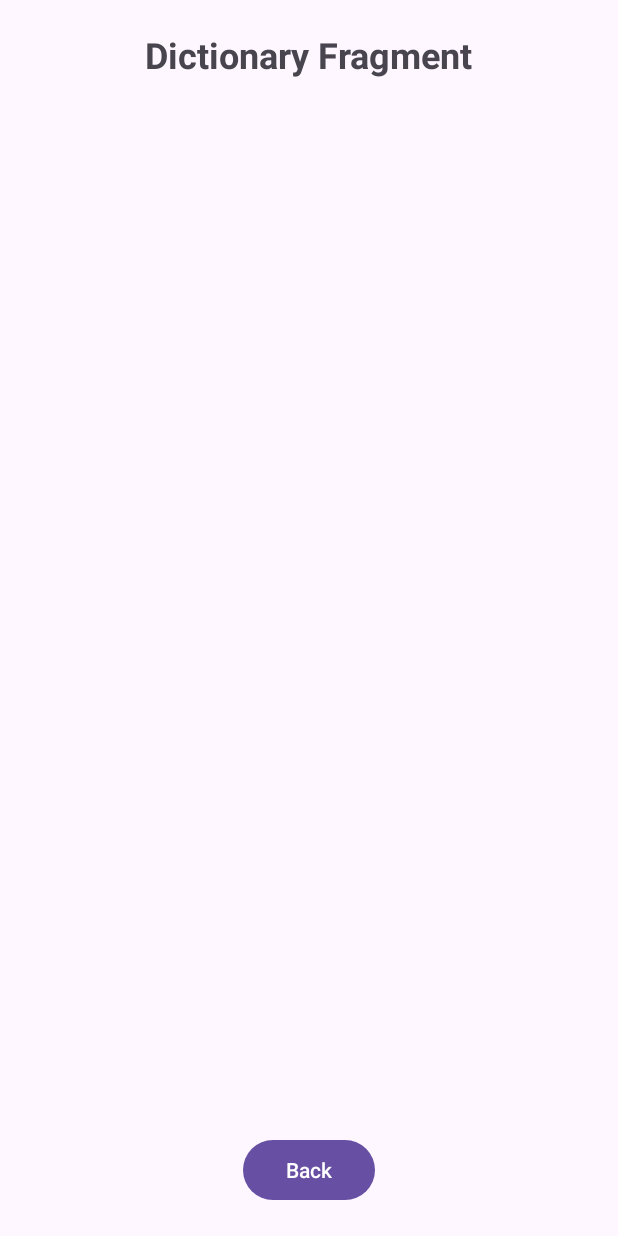
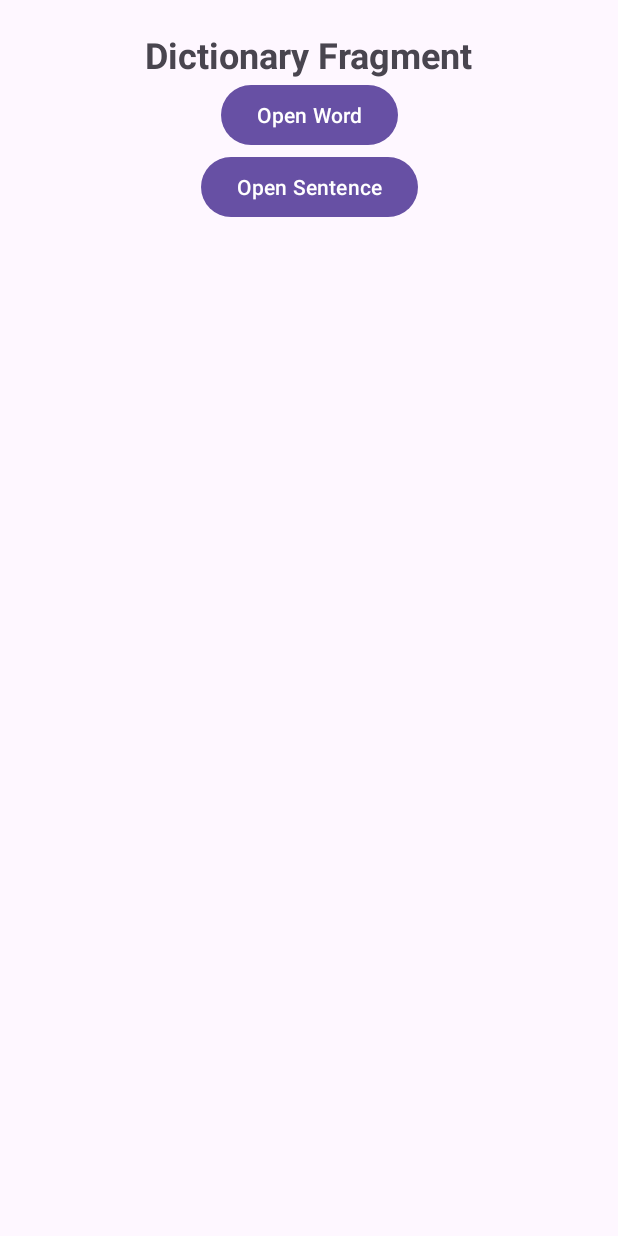
Before and after one commit to Isyara-App/MobileDevelopment, an Android app: the DictionaryFragment screen opened through its navigation route, on a phone screen of 412 x 824 dp. Run offline under Robolectric (Android 15) with nearby library versions, the phone set to English and light mode, and no system bars.

Commit message:
feat(dictionary): implement sentence search feature

```diff
--- a/app/src/main/java/com/example/isyara/di/Injection.kt
+++ b/app/src/main/java/com/example/isyara/di/Injection.kt
@@ -3,6 +3,7 @@ package com.example.isyara.di
 import android.content.Context
 import com.example.isyara.data.remote.retrofit.ApiConfig
 import com.example.isyara.data.repository.AuthRepository
+import com.example.isyara.data.repository.DictionaryRepository
 
 object Injection {
 
@@ -10,4 +11,9 @@ object Injection {
         val apiService = ApiConfig.getApiService()
         return AuthRepository.getInstance(apiService)
     }
+
+    fun dictionaryRepository(context: Context): DictionaryRepository {
+        val apiService = ApiConfig.getApiService()
+        return DictionaryRepository.getInstance(apiService)
+    }
 }
--- a/app/src/main/java/com/example/isyara/ui/dictionary/DictionaryFragment.kt
+++ b/app/src/main/java/com/example/isyara/ui/dictionary/DictionaryFragment.kt
@@ -1,11 +1,12 @@
 package com.example.isyara.ui.dictionary
 
 import android.os.Bundle
-import androidx.fragment.app.Fragment
 import android.view.LayoutInflater
 import android.view.View
 import android.view.ViewGroup
+import androidx.fragment.app.Fragment
 import androidx.navigation.fragment.findNavController
+import com.example.isyara.R
 import com.example.isyara.databinding.FragmentDictionaryBinding
 
 class DictionaryFragment : Fragment() {
@@ -20,9 +21,12 @@ class DictionaryFragment : Fragment() {
         _binding = FragmentDictionaryBinding.inflate(inflater, container, false)
 
         // Inisialisasi tombol back
-        binding.backButton.setOnClickListener {
+        binding.openWord.setOnClickListener {
             // Navigasi kembali ke HomeScreenFragment
-            findNavController().navigateUp()
+            findNavController().navigate(R.id.action_dictionaryFragment_to_dictionaryWordFragment)
+        }
+        binding.openSentence.setOnClickListener {
+            findNavController().navigate(R.id.action_dictionaryFragment_to_dictionarySentenceFragment)
         }
         return binding.root
     }
--- a/app/src/main/res/layout/dictionary_sentence_list.xml
+++ b/app/src/main/res/layout/dictionary_sentence_list.xml
@@ -3,7 +3,7 @@
     xmlns:app="http://schemas.android.com/apk/res-auto"
     xmlns:tools="http://schemas.android.com/tools"
     android:layout_width="match_parent"
-    android:layout_height="match_parent">
+    android:layout_height="wrap_content">
 
     <!-- MaterialCardView -->
     <com.google.android.material.card.MaterialCardView
--- a/app/src/main/res/layout/fragment_dictionary.xml
+++ b/app/src/main/res/layout/fragment_dictionary.xml
@@ -1,8 +1,9 @@
 <?xml version="1.0" encoding="utf-8"?>
-<FrameLayout xmlns:android="http://schemas.android.com/apk/res/android"
+<androidx.constraintlayout.widget.ConstraintLayout xmlns:android="http://schemas.android.com/apk/res/android"
     xmlns:tools="http://schemas.android.com/tools"
     android:layout_width="match_parent"
     android:layout_height="match_parent"
+    xmlns:app="http://schemas.android.com/apk/res-auto"
     tools:context=".ui.dictionary.DictionaryFragment">
 
     <!-- Teks judul untuk fragment Translate -->
@@ -14,15 +15,33 @@
         android:text="Dictionary Fragment"
         android:textSize="24sp"
         android:textStyle="bold"
-        android:layout_marginTop="20dp"/>
+        android:layout_marginTop="20dp"
+        app:layout_constraintStart_toStartOf="parent"
+        app:layout_constraintEnd_toEndOf="parent"
+        app:layout_constraintTop_toTopOf="parent" />
 
-    <!-- Tombol kembali -->
+
     <Button
-        android:id="@+id/backButton"
+        android:id="@+id/openWord"
         android:layout_width="wrap_content"
         android:layout_height="wrap_content"
         android:layout_gravity="center_horizontal|bottom"
         android:layout_marginBottom="20dp"
-        android:text="Back" />
+        app:layout_constraintTop_toBottomOf="@+id/textViewTitle"
+        app:layout_constraintStart_toStartOf="parent"
+        app:layout_constraintEnd_toEndOf="parent"
+        android:text="Open Word" />
 
-</FrameLayout>
+    <Button
+        android:id="@+id/openSentence"
+        android:layout_width="wrap_content"
+        android:layout_height="wrap_content"
+        android:layout_gravity="center_horizontal|bottom"
+        android:layout_marginBottom="20dp"
+        app:layout_constraintTop_toBottomOf="@+id/openWord"
+        app:layout_constraintStart_toStartOf="parent"
+        app:layout_constraintEnd_toEndOf="parent"
+        android:text="Open Sentence" />
+
+
+</androidx.constraintlayout.widget.ConstraintLayout>
--- a/app/src/main/res/navigation/mobile_navigation.xml
+++ b/app/src/main/res/navigation/mobile_navigation.xml
@@ -64,6 +64,9 @@
         <action
             android:id="@+id/action_homeScreenFragment_to_newsDetailFragment"
             app:destination="@id/newsDetailFragment" />
+        <action
+            android:id="@+id/action_homeScreenFragment_to_loginFragment"
+            app:destination="@id/loginFragment" />
     </fragment>
 
     <fragment
```
Also changed, not shown: app/src/main/java/com/example/isyara/data/remote/response/DictionarySentenceResponse.kt (added, +33 -0 lines), app/src/main/java/com/example/isyara/data/remote/retrofit/ApiService.kt (+10 -0 lines), app/src/main/java/com/example/isyara/data/repository/DictionaryRepository.kt (added, +46 -0 lines), app/src/main/java/com/example/isyara/ui/dictionary_sentence/DictionarySentenceAdapter.kt (+16 -7 lines), app/src/main/java/com/example/isyara/ui/dictionary_sentence/DictionarySentenceFragment.kt (+58 -11 lines), app/src/main/java/com/example/isyara/ui/dictionary_sentence/DictionarySentenceViewModel.kt (added, +43 -0 lines), app/src/main/java/com/example/isyara/ui/dictionary_sentence/DictionarySentenceViewModelFactory.kt (added, +36 -0 lines), app/src/main/java/com/example/isyara/ui/homescreen/HomeScreenFragment.kt (+8 -5 lines), app/src/main/res/layout/fragment_dictionary_sentence.xml (+10 -0 lines).
